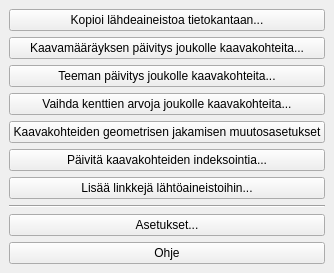
This is ui/yleiskaava_dockwidget_base.ui in ernoma/yleiskaava as Qt 5 draws it before an edit. The edited form follows.
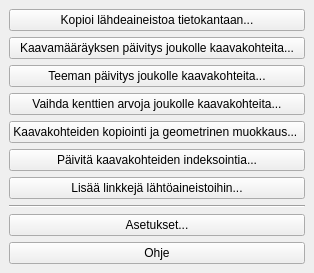
This is the edited form.

What changed in the file:
```diff
--- a/ui/yleiskaava_dockwidget_base.ui
+++ b/ui/yleiskaava_dockwidget_base.ui
@@ -84,7 +84,7 @@
          </sizepolicy>
         </property>
         <property name="text">
-         <string>Kaavakohteiden geometrisen jakamisen muutosasetukset</string>
+         <string>Kaavakohteiden kopiointi ja geometrinen muokkaus... </string>
         </property>
        </widget>
       </item>
```
